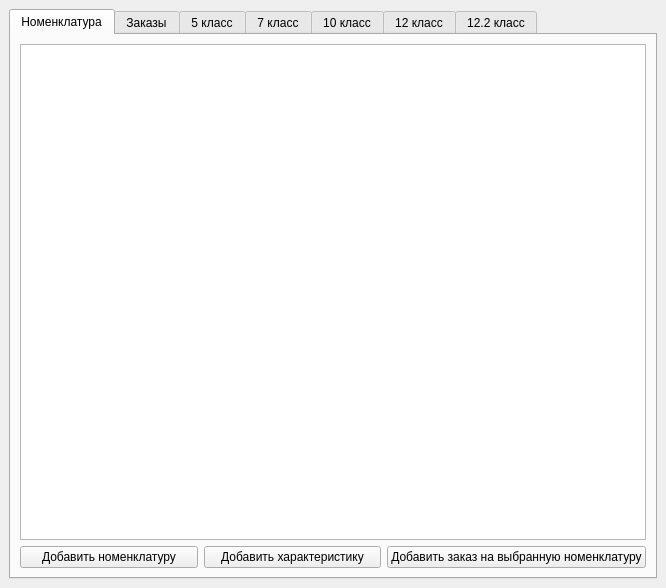
This is design.ui in iparinile/workload_knitting_machines as Qt 5 draws it before an edit. The edited form follows.
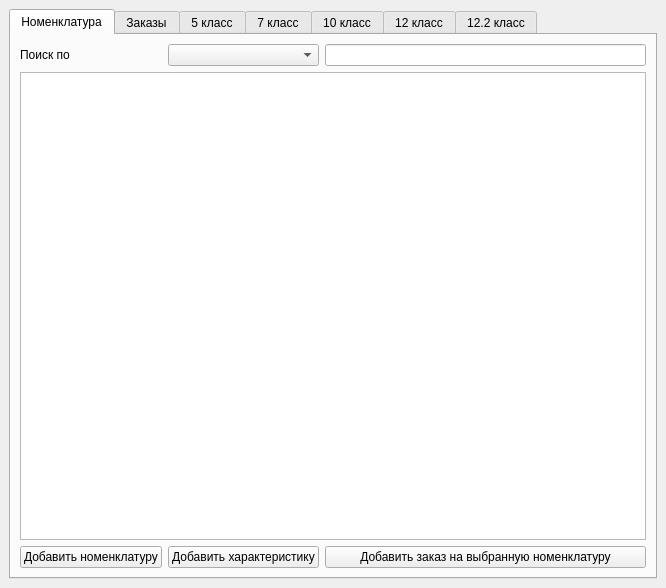
This is the edited form.

Patch:
```diff
--- a/design.ui
+++ b/design.ui
@@ -13,6 +13,9 @@
   <property name="windowTitle">
    <string>MainWindow</string>
   </property>
+  <property name="autoFillBackground">
+   <bool>false</bool>
+  </property>
   <widget class="QWidget" name="centralwidget">
    <layout class="QGridLayout" name="gridLayout">
     <item row="0" column="0">
@@ -62,6 +65,19 @@
           </property>
          </widget>
         </item>
+        <item row="0" column="0">
+         <widget class="QLabel" name="label">
+          <property name="text">
+           <string>Поиск по</string>
+          </property>
+         </widget>
+        </item>
+        <item row="0" column="2">
+         <widget class="QLineEdit" name="lineEdit_filter"/>
+        </item>
+        <item row="0" column="1">
+         <widget class="QComboBox" name="comboBox"/>
+        </item>
        </layout>
       </widget>
       <widget class="QWidget" name="tab_orders">
```
